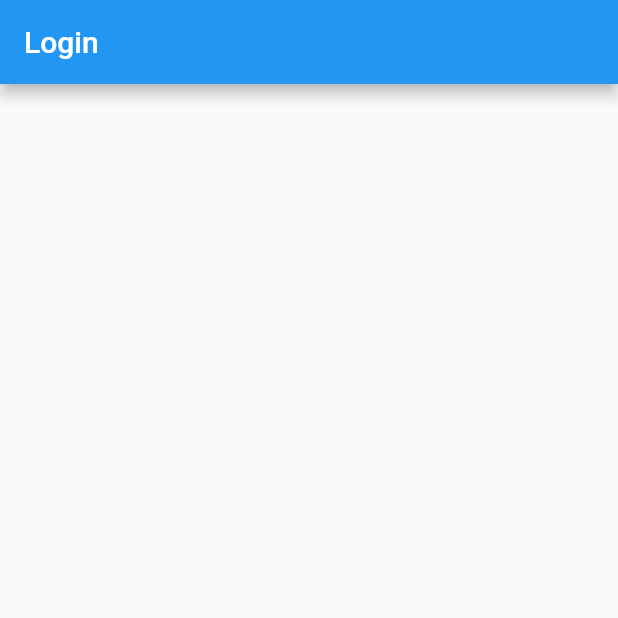
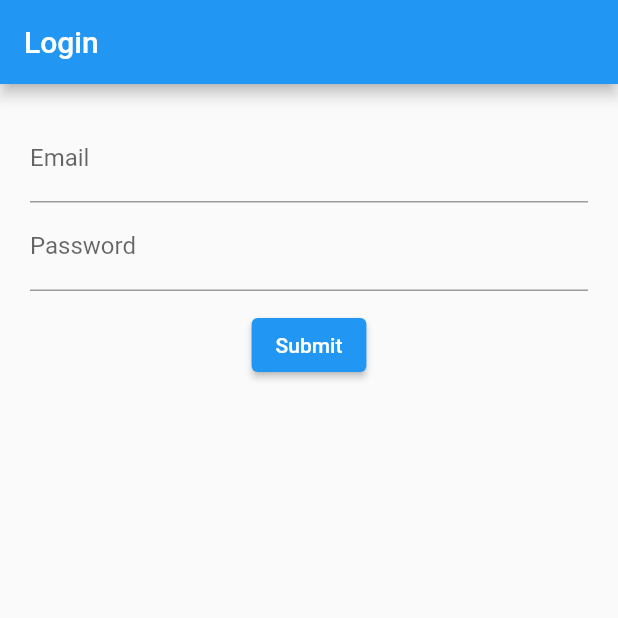
Before and after one commit to PramudiaPutra/flutter_form_validation, a Flutter app: the screen it shows after launch, on a phone screen of 412 x 824 dp, the top half of it. Run offline on Flutter 3.47's test engine with Material 2 defaults, Android fonts, the phone set to English and light mode, and no system bars.

Commit message:
creating login ui

```diff
--- a/lib/src/home.dart
+++ b/lib/src/home.dart
@@ -14,7 +14,46 @@ class _HomeState extends State<Home> {
       appBar: AppBar(
         title: const Text('Login'),
       ),
-      body: Container(),
+      body: Container(
+        margin: const EdgeInsets.all(20.0),
+        child: Form(
+          child: Column(
+            children: [
+              emailField(),
+              passwordField(),
+              const SizedBox(height: 12),
+              submitButton(),
+            ],
+          ),
+        ),
+      ),
+    );
+  }
+
+  Widget emailField() {
+    return TextFormField(
+      keyboardType: TextInputType.emailAddress,
+      decoration: const InputDecoration(
+        labelText: 'Email',
+        hintText: 'usename@email.com',
+      ),
+    );
+  }
+
+  Widget passwordField() {
+    return TextFormField(
+      obscureText: true,
+      decoration: const InputDecoration(
+        labelText: 'Password',
+        hintText: 'Password',
+      ),
+    );
+  }
+
+  Widget submitButton() {
+    return ElevatedButton(
+      child: const Text('Submit'),
+      onPressed: () {},
     );
   }
 }
```
